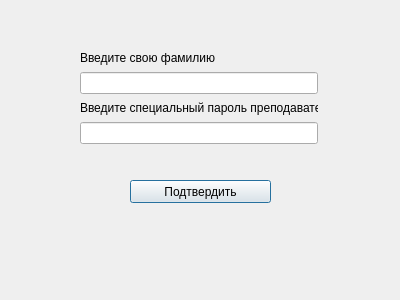
Qt form 181-331_Furman/Lab1/reg_teacher.ui (Drawishe/Furman_semester2) before a commit.
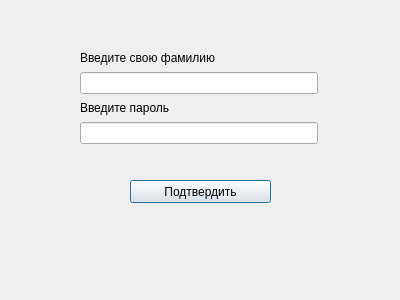
The same form after that commit.

The edit to the form file:
```diff
--- a/181-331_Furman/Lab1/reg_teacher.ui
+++ b/181-331_Furman/Lab1/reg_teacher.ui
@@ -55,7 +55,7 @@
       <item>
        <widget class="QLabel" name="specAuth">
         <property name="text">
-         <string>Введите специальный пароль преподавателя</string>
+         <string>Введите пароль</string>
         </property>
        </widget>
       </item>
```
